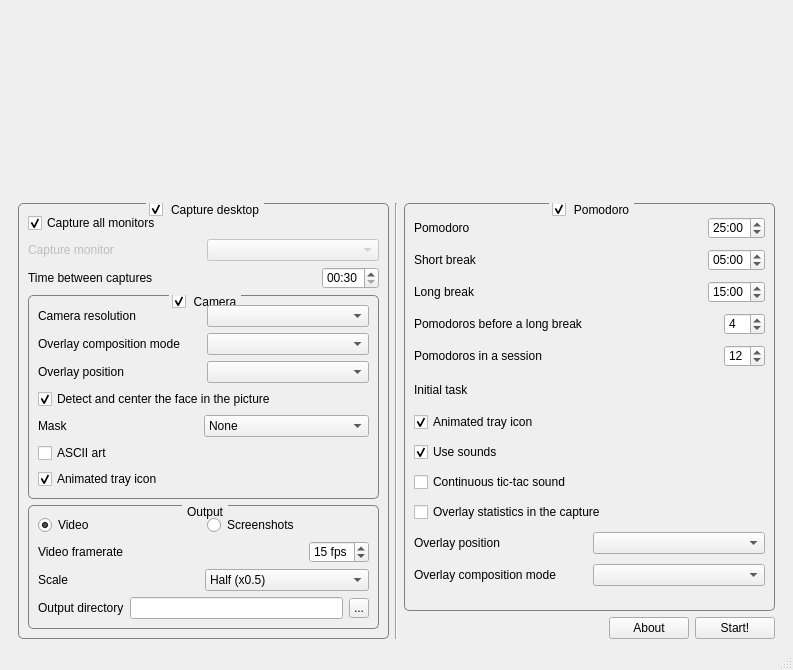
This is MainWindow.ui in FelixdelasPozas/pomodorotimelapse as Qt 5 draws it before an edit. The edited form follows.
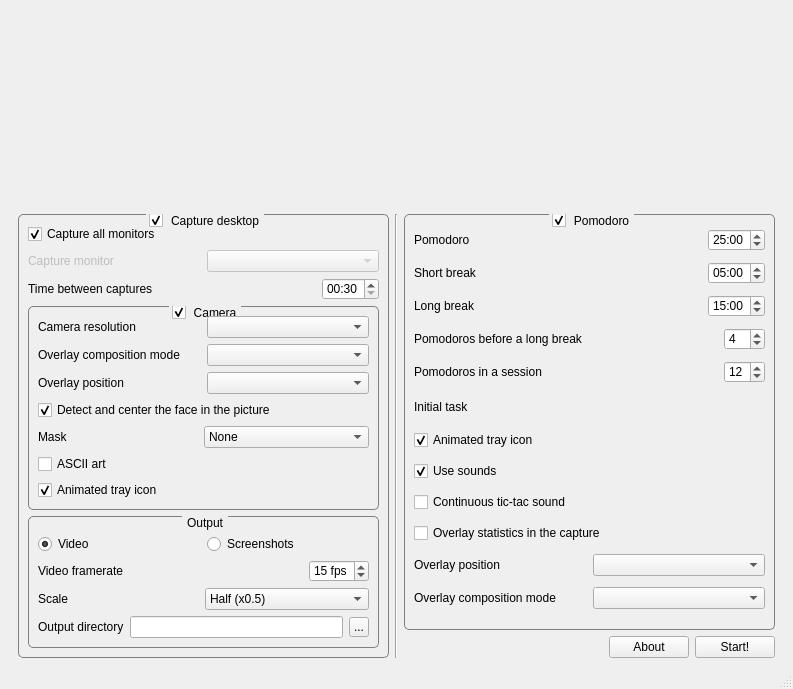
This is the edited form. Icons and pictures are not drawn.

Commit message: Fixed a race condition between the main thread and the capture thread. Changes in the GUI.

Diff of the .ui file:
```diff
--- a/MainWindow.ui
+++ b/MainWindow.ui
@@ -7,7 +7,7 @@
     <x>0</x>
     <y>0</y>
     <width>793</width>
-    <height>670</height>
+    <height>689</height>
    </rect>
   </property>
   <property name="windowTitle">
@@ -369,7 +369,7 @@
              <item>
               <layout class="QHBoxLayout" name="horizontalLayout_20">
                <property name="topMargin">
-                <number>0</number>
+                <number>8</number>
                </property>
                <item>
                 <widget class="QRadioButton" name="m_videoRadioButton">
```
The commit also changes 3 other files.
